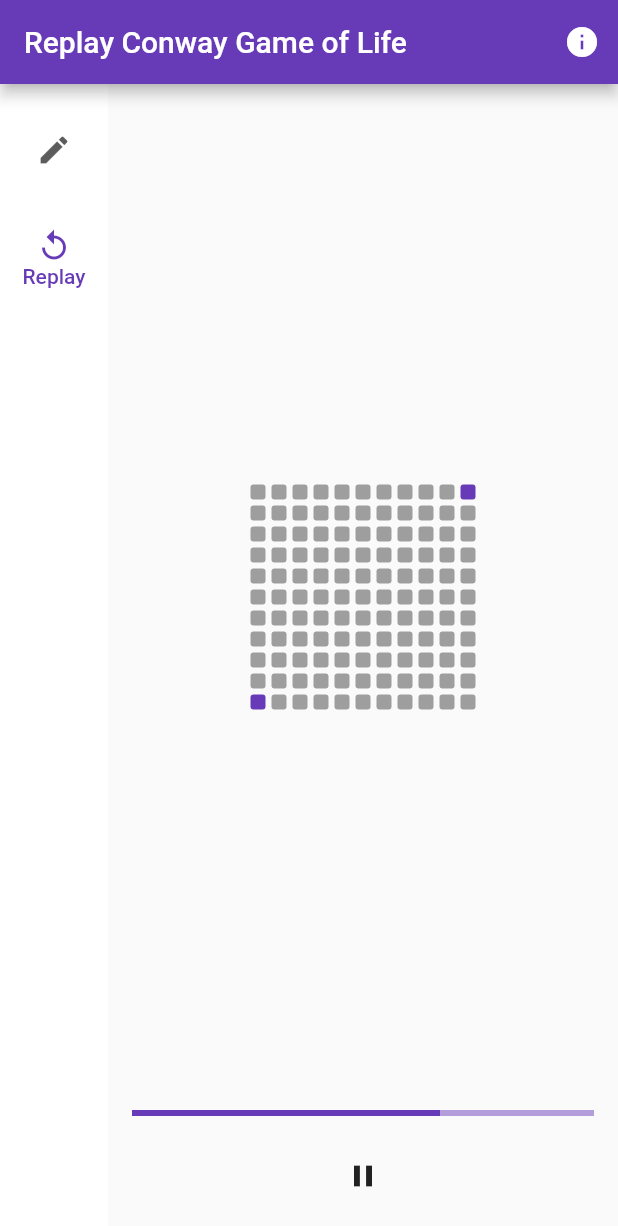
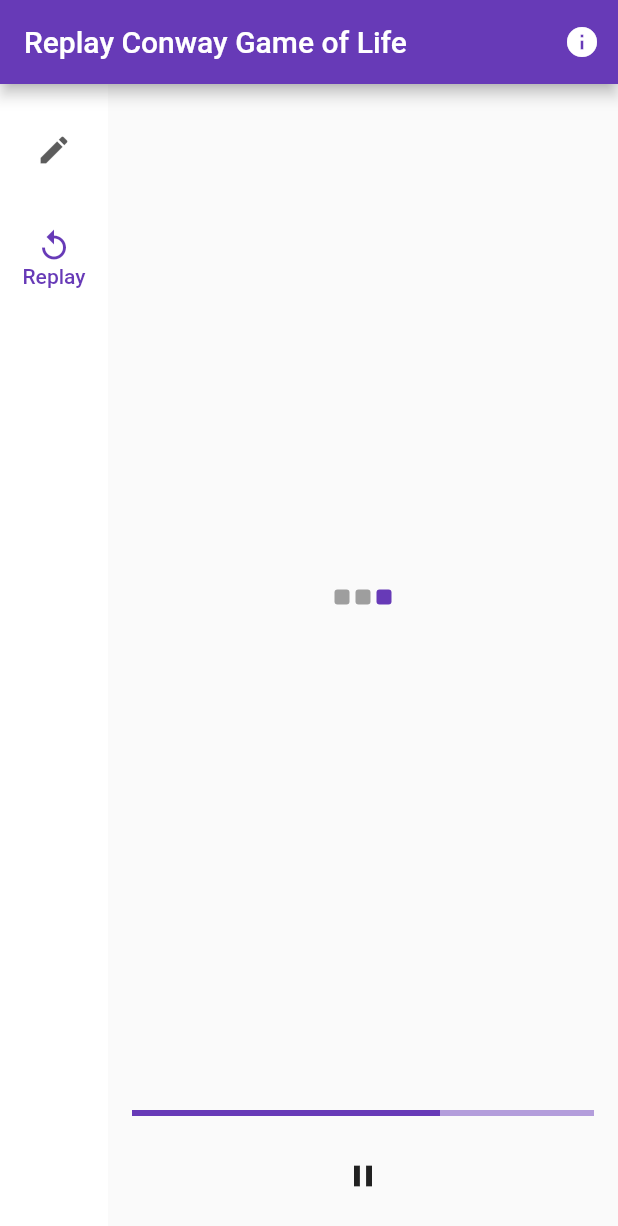
Before and after one commit to Zehua-Chen/conway-game-of-life, a Flutter app: the screen it shows after launch, on a phone screen of 412 x 824 dp. Shown: the top 1226 px of the screen. Run offline on Flutter 3.47's test engine with Material 2 defaults, Android fonts, the phone set to English and light mode, and no system bars.

Commit message:
[feat] Separate player into grid and player

```diff
--- a/frontend/lib/pages/replay.dart
+++ b/frontend/lib/pages/replay.dart
@@ -1,6 +1,6 @@
 import 'package:flutter/material.dart';
-import 'package:conway/widgets/player/player.dart';
-import 'package:conway/schema/schema.dart' as schema;
+import 'package:conway/widgets/conway_grid/conway_grid.dart';
+import 'package:conway/widgets/conway_player/conway_player.dart';
 
 class Replay extends StatefulWidget {
   const Replay({Key? key}) : super(key: key);
@@ -10,19 +10,25 @@ class Replay extends StatefulWidget {
 }
 
 class _ReplayState extends State<Replay> {
-  int _pageIndex = 0;
+  int _frame = 0;
   bool _playing = true;
 
-  final schema.Story _story = schema.Story([
-    schema.Page([schema.LivingCell(0, 0)]),
-    schema.Page([schema.LivingCell(-5, -5), schema.LivingCell(5, 5)]),
-    schema.Page([schema.LivingCell(-10, -10), schema.LivingCell(10, 10)])
-  ]);
+  final List<ConwayFrame> _frames = [
+    ConwayFrame.fromNestedList([
+      [true, false, true]
+    ]),
+    ConwayFrame.fromNestedList([
+      [false, false, true]
+    ]),
+    ConwayFrame.fromNestedList([
+      [false, false, false]
+    ]),
+  ];
 
   void _nextPage() {
     setState(() {
-      _pageIndex += 1;
-      _pageIndex = _pageIndex % _story.pages.length;
+      _frame += 1;
+      _frame = _frame % _frames.length;
     });
   }
 
@@ -35,8 +41,8 @@ class _ReplayState extends State<Replay> {
   @override
   Widget build(BuildContext context) {
     return ConwayPlayer(
-        story: _story,
-        page: _pageIndex,
+        frames: _frames,
+        frame: _frame,
         playing: _playing,
         onNextPage: _nextPage,
         onPlayingToggle: _playingToggle);
--- /dev/null
+++ b/frontend/lib/widgets/conway_grid/conway_grid.dart
@@ -0,0 +1,81 @@
+import 'package:flutter/material.dart';
+import 'cell.dart';
+
+class ConwayFrame {
+  int width = 0;
+  int height = 0;
+
+  List<bool> cells = [];
+
+  ConwayFrame({required this.width, required this.height, required this.cells})
+      : assert(height % 2 != 0),
+        assert(width % 2 != 0);
+
+  ConwayFrame.fromNestedList(List<List<bool>> rows) {
+    height = rows.length;
+    assert(height % 2 != 0);
+
+    width = rows[0].length;
+    assert(width % 2 != 0);
+
+    cells = [];
+
+    for (List<bool> row in rows) {
+      cells.addAll(row);
+    }
+  }
+
+  int get _centerXOffset {
+    return (width / 2).floor();
+  }
+
+  int get _centerYOffset {
+    return (height / 2).floor();
+  }
+
+  int get minX {
+    return -_centerXOffset;
+  }
+
+  int get minY {
+    return -_centerYOffset;
+  }
+
+  int get maxX {
+    return _centerXOffset;
+  }
+
+  int get maxY {
+    return _centerYOffset;
+  }
+
+  bool get(int x, int y) {
+    x += _centerXOffset;
+    y += _centerYOffset;
+
+    return cells[y * width + x];
+  }
+}
+
+class ConwayGrid extends StatelessWidget {
+  ConwayFrame frame;
+
+  ConwayGrid({Key? key, required this.frame}) : super(key: key);
+
+  @override
+  Widget build(BuildContext context) {
+    return Column(
+        mainAxisAlignment: MainAxisAlignment.center,
+        crossAxisAlignment: CrossAxisAlignment.center,
+        children: <Widget>[
+          for (int y = frame.minY; y <= frame.maxY; y++)
+            Row(
+                mainAxisAlignment: MainAxisAlignment.center,
+                crossAxisAlignment: CrossAxisAlignment.center,
+                children: <Widget>[
+                  for (int x = frame.minX; x <= frame.maxX; x++)
+                    ConwayCell(alive: frame.get(x, y))
+                ])
+        ]);
+  }
+}
--- a/frontend/lib/widgets/player/player.dart
+++ b/frontend/lib/widgets/conway_player/conway_player.dart
@@ -2,14 +2,11 @@ import 'dart:async';
 import 'package:flutter/material.dart';
 import 'package:flutter/widgets.dart';
 
-import 'package:conway/schema/schema.dart' as schema;
-
-import 'row.dart';
-import 'geometry.dart';
+import 'package:conway/widgets/conway_grid/conway_grid.dart';
 
 class ConwayPlayer extends StatefulWidget {
-  final schema.Story story;
-  final int page;
+  final List<ConwayFrame> frames;
+  final int frame;
   final bool playing;
 
   final Duration durationPerPage;
@@ -18,8 +15,8 @@ class ConwayPlayer extends StatefulWidget {
 
   const ConwayPlayer(
       {Key? key,
-      required this.story,
-      this.page = 0,
+      required this.frames,
+      this.frame = 0,
       this.playing = true,
       this.durationPerPage = const Duration(seconds: 1),
       this.onNextPage,
@@ -51,9 +48,6 @@ class _ConwayPlayerState extends State<ConwayPlayer> {
 
   @override
   Widget build(BuildContext context) {
-    final page = widget.story.pages[widget.page];
-    Rect bounding = page.boundingBox;
-
     if (widget.playing) {
       _timer ??= Timer(widget.durationPerPage, _tick);
     } else {
@@ -64,19 +58,11 @@ class _ConwayPlayerState extends State<ConwayPlayer> {
     }
 
     return Column(children: [
-      Expanded(
-          child: Column(
-              children: [
-            for (double y = bounding.maxY; y >= bounding.minY; y -= 1.0)
-              ConwayRow(
-                  minX: bounding.minX, maxX: bounding.maxX, y: y, page: page),
-          ],
-              mainAxisAlignment: MainAxisAlignment.center,
-              crossAxisAlignment: CrossAxisAlignment.center)),
+      Expanded(child: ConwayGrid(frame: widget.frames[widget.frame])),
       Padding(
           padding: const EdgeInsets.symmetric(horizontal: 16),
           child: LinearProgressIndicator(
-              value: (widget.page + 1) / widget.story.length)),
+              value: (widget.frame + 1) / widget.frames.length)),
       Padding(
           padding: const EdgeInsets.all(16.0),
           child: IconButton(
--- a/frontend/lib/widgets/player/row.dart
+++ /dev/null
@@ -1,29 +0,0 @@
-import 'cell.dart';
-import 'package:flutter/widgets.dart';
-import 'package:conway/schema/schema.dart' as schema;
-
-class ConwayRow extends StatelessWidget {
-  final double minX;
-  final double maxX;
-  final double y;
-  final schema.Page page;
-
-  const ConwayRow(
-      {Key? key,
-      required this.minX,
-      required this.maxX,
-      required this.y,
-      required this.page})
-      : super(key: key);
-
-  @override
-  Widget build(BuildContext context) {
-    return Row(
-        children: <Widget>[
-          for (double x = minX; x <= maxX; x++)
-            ConwayCell(alive: page.isAlive(x.toInt(), y.toInt()))
-        ],
-        mainAxisAlignment: MainAxisAlignment.center,
-        crossAxisAlignment: CrossAxisAlignment.center);
-  }
-}
```
Also changed, not shown: frontend/lib/widgets/conway_grid/cell.dart (renamed from frontend/lib/widgets/player/cell.dart), frontend/lib/widgets/conway_player/geometry.dart (renamed from frontend/lib/widgets/player/geometry.dart), 1 other file.
